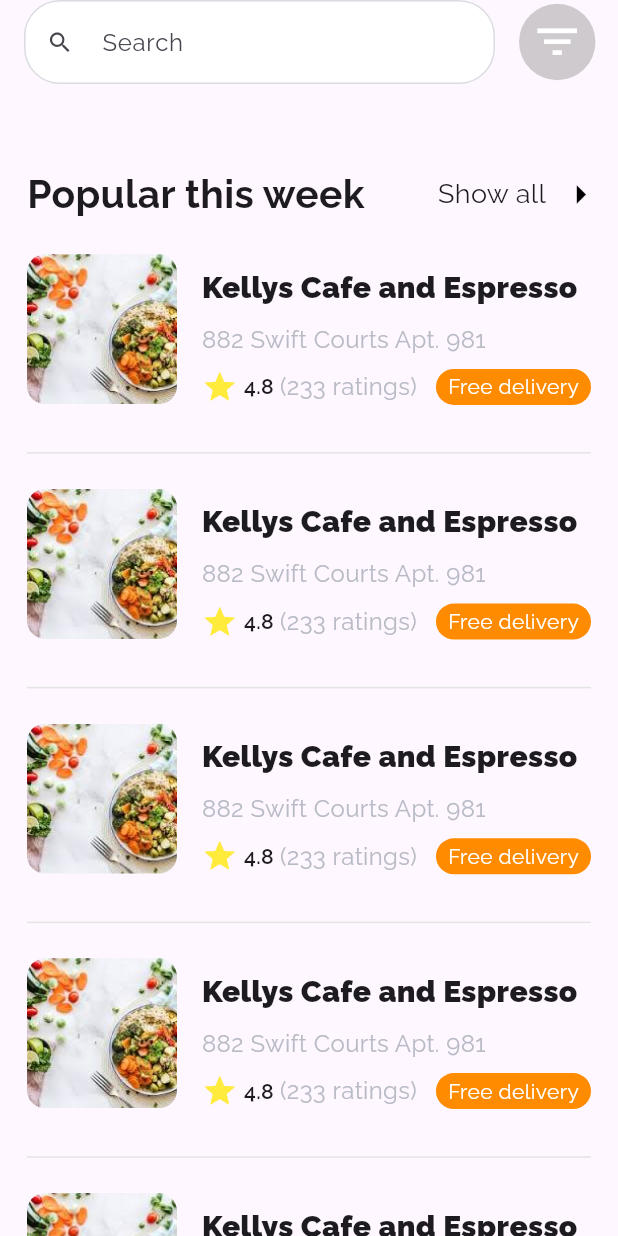
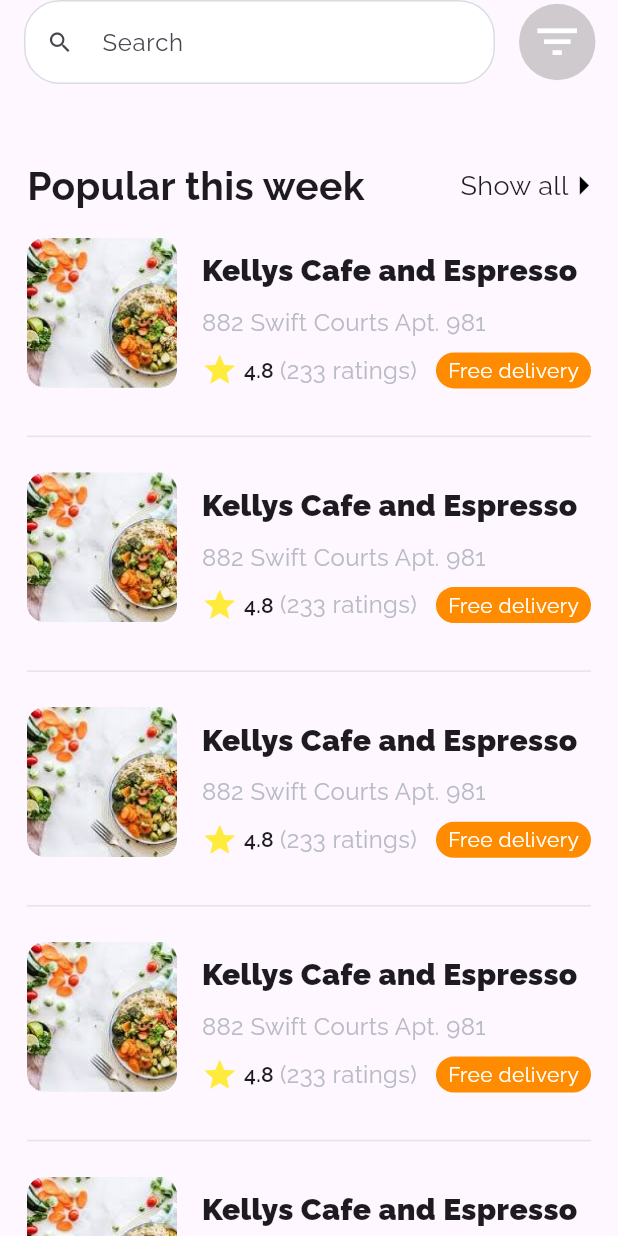
Before and after one commit to Ahmedalagha1999/MEC-session3, a Flutter app: the screen it shows after launch, on a phone screen of 412 x 824 dp. Run offline on Flutter 3.47's test engine with Material 3 defaults, Android fonts, the phone set to English and light mode, and no system bars; our stand-ins replace google_fonts, intl_phone_field, sizer.

Commit message:
Update searh_screen.dart
making the icon and the text closer

```diff
--- a/task7/lib/features/search_feature/searh_screen.dart
+++ b/task7/lib/features/search_feature/searh_screen.dart
@@ -53,11 +53,11 @@ class SearchScreen extends StatelessWidget {
                   style: TextStyle(fontWeight: FontWeight.w400, fontSize: 18),
                 ),
                 Container(
-                  padding: const EdgeInsets.all(0.0),
-                  width: 30.0, // you can adjust the width as you need
-                  child: IconButton(
-                    onPressed: null,
-                    icon: Icon(
+                  padding: EdgeInsets.zero,
+                  width: 15.0, // you can adjust the width as you need
+                  child: Transform.translate(
+                    offset: Offset(-5, 0),
+                    child: Icon(
                       Icons.arrow_right,
                       size: 30,
                       color: Colors.black,
```
